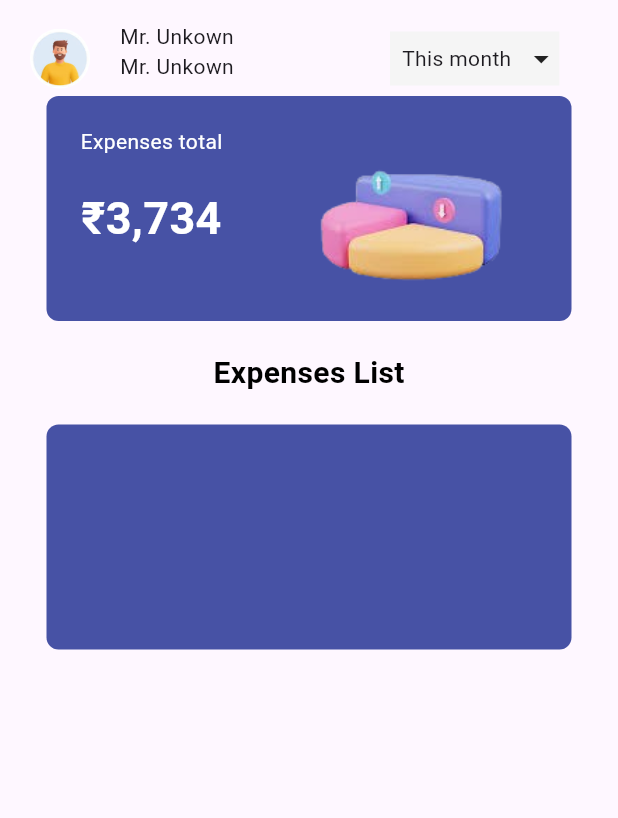
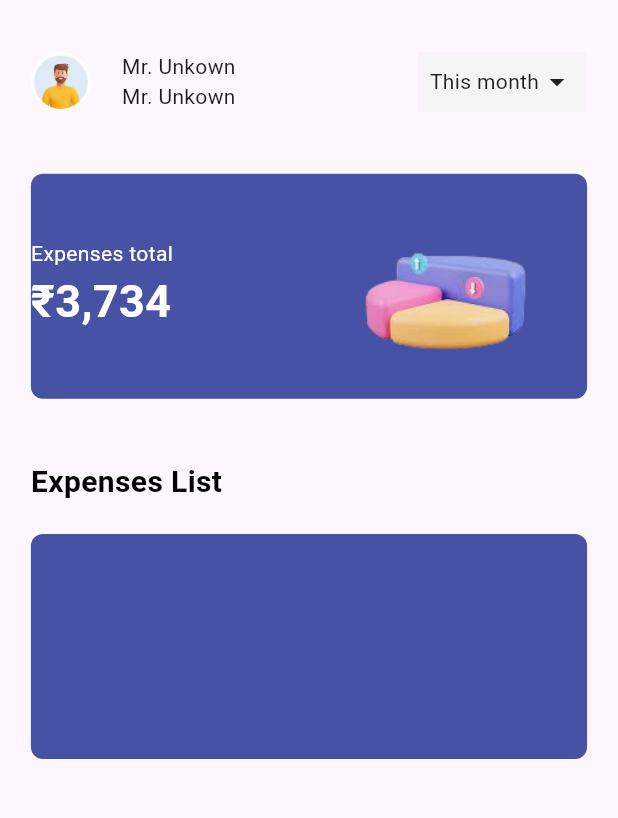
Before and after one commit to subratkumarjena/expmontety, a Flutter app: the Home screen opened directly, on a phone screen of 412 x 824 dp, the part 63-881 px from its top. Run offline on Flutter 3.47's test engine with Material 3 defaults, Android fonts, the phone set to English and light mode, and no system bars; our stand-ins replace sqflite; accounts and stored records are empty.

Commit message:
ui folder add

```diff
--- /dev/null
+++ b/lib/domain/local/database.dart
@@ -0,0 +1,83 @@
+import 'package:path/path.dart';
+import 'package:path_provider/path_provider.dart';
+import 'package:sqflite/sqflite.dart';
+
+class AppDatabase{
+
+  //// all the logic of data base
+  AppDatabase._();
+  ///accessing the appdb class object
+  static final AppDatabase db = AppDatabase._();
+
+// all logic of data base
+
+  Database? MyDb;
+
+  Future<Database>  getDb()async{
+    if(MyDb!=null){
+      return MyDb!;
+    }else{
+      MyDb= await initDb();
+      return MyDb!;
+
+    }
+  }
+
+  Future<Database> initDb() async {
+
+    var rootpath = await getApplicationDocumentsDirectory();
+    print('data baselocation :'+rootpath.path);
+
+
+    var actualpath = join(rootpath.path,"noteDB.db");
+
+    return await openDatabase(actualpath, version: 1,onCreate: (db, version){
+      // table create
+      db.execute("create table note ( note_id integer primary key autoincrement, note_title text, note_desc text )");
+
+
+    });
+
+  }
+
+
+
+
+
+  void addNote({ required String ntitle, required String ndesc}) async{
+
+    var cdb = await getDb();
+    cdb.insert( "note" , {
+
+      "note_title": ntitle ,
+      "note_desc" : ndesc
+    });
+
+  }
+
+  Future<List<Map<String,dynamic>>> fetchallnote() async{
+    var cdb = await getDb();
+    var data =   await cdb.query( "note");
+    return data;
+
+  }
+
+
+  void remove(int id) async {
+    var cdb = await getDb();
+    cdb.delete("note", where: "note_id = ?", whereArgs: [id]);
+  }
+  void updateda({ required String ntitle, required String ndesc, required id}) async{
+
+    var cdb = await getDb();
+    cdb.update("note", {
+
+      "note_title": ntitle ,
+      "note_desc" : ndesc,
+
+    },where: "note_id = ?", whereArgs: [id],);
+
+  }
+
+
+}
--- a/lib/main.dart
+++ b/lib/main.dart
@@ -1,4 +1,5 @@
-import 'package:expmontety/pages/onbording.dart';
+
+import 'package:expmontety/presentation/pages/onbordingpage/onbording.dart';
 import 'package:flutter/material.dart';
 
 void main() {
--- a/lib/pages/home.dart
+++ /dev/null
@@ -1,136 +0,0 @@
-import 'package:flutter/cupertino.dart';
-import 'package:flutter/material.dart';
-
-class Home extends StatelessWidget {
-  Color myColor = Color(0xFF4752A5);
-  @override
-  Widget build(BuildContext context) {
-    // TODO: implement build
-    return Scaffold(
-      appBar: AppBar(
-        title: Text("Monety"),
-        centerTitle: true,
-      ),
-      body: Column(
-        children: [
-          Container(
-            child: Container(
-              height: 50,
-              child: Row(
-                children: [
-                  SizedBox(
-                    width: 20,
-                  ),
-                  ClipOval(
-                    child: SizedBox.fromSize(
-                      size: Size.fromRadius(20), // Image radius
-                      child: Image.asset('assets/images/download.jpg',
-                          fit: BoxFit.cover),
-                    ),
-                  ),
-                  SizedBox(
-                    width: 20,
-                  ),
-                  Container(
-                      width: 180,
-                      child: Column(
-                        crossAxisAlignment: CrossAxisAlignment.start,
-                        children: [
-                          Text("Mr. Unkown"),
-                          Text("Mr. Unkown"),
-                        ],
-                      )),
-                  //SizedBox(width: 20,),
-
-                  Container(
-                    color: Colors.grey.shade100,
-
-                    child: Row(
-                      children: [
-                        Padding(
-                          padding: const EdgeInsets.all(8.0),
-                          child: Text("This month"),
-                        ),
-                        Icon(Icons.arrow_drop_down_outlined)
-                      ],
-                    ),
-                  )
-                ],
-              ),
-            ),
-          ),
-          Container(
-
-            child: Container(
-              height: 150,
-              width: 350,
-
-              decoration: BoxDecoration(
-                color: myColor,
-
-                borderRadius: BorderRadius.circular(8),
-
-
-              ),
-
-
-              child: Row(
-                children: [
-                  Expanded(
-                    flex: 2,
-                    child: Container(
-                      child: Column(
-                        children: [
-                          Container(
-                              margin: const EdgeInsets.only( top: 20.0),
-
-                              child: Text("Expenses total", style: TextStyle(color: Colors.white),textAlign: TextAlign.start,)),
-                          Container(
-                              margin: const EdgeInsets.only( top: 20.0),
-
-                              child: Text("₹3,734", style: TextStyle(color: Colors.white,fontSize: 30.0, fontWeight: FontWeight.bold),textAlign: TextAlign.start,)),
-                        ],
-                      ),
-                    ),
-                  ),
-                  Expanded(
-                    flex: 3,
-                    child: Container(
-                      child: Image.asset('assets/images/pic.png',fit: BoxFit.cover),
-
-                    ),
-                  ),
-                ],
-              ),
-            ),
-          ),
-          Container(
-            child: Column(
-              children: [
-
-                Container(
-
-                    margin: const EdgeInsets.only( top: 20.0),
-
-                    child: Text("Expenses List", style: TextStyle(color: Colors.black,fontSize: 20,fontWeight: FontWeight.bold),textAlign: TextAlign.start,)),
-                Container(
-                    margin: const EdgeInsets.only( top: 20.0),
-
-                    height: 150,
-                  width: 350,
-
-                  decoration: BoxDecoration(
-                    color: myColor,
-
-                    borderRadius: BorderRadius.circular(8),
-
-
-                  ), ),
-              ],
-            ),
-          ),
-        ],
-      ),
-    );
-  }
-}
--- /dev/null
+++ b/lib/presentation/pages/homepage/home.dart
@@ -0,0 +1,130 @@
+import 'package:flutter/cupertino.dart';
+import 'package:flutter/material.dart';
+
+import 'package:flutter/material.dart';
+
+class Home extends StatelessWidget {
+  @override
+  Widget build(BuildContext context) {
+    return Scaffold(
+      appBar: AppBar(
+        title: Text("Monety"),
+        centerTitle: true,
+      ),
+      body: LayoutBuilder(
+        builder: (context, constraints) {
+          double padding = constraints.maxWidth * 0.05;
+          bool isMobile = constraints.maxWidth < 600;
+
+          return SingleChildScrollView(
+            child: Column(
+              crossAxisAlignment: CrossAxisAlignment.start,
+              children: [
+                Padding(
+                  padding: EdgeInsets.all(padding),
+                  child: Row(
+                    children: [
+                      ClipOval(
+                        child: SizedBox.fromSize(
+                          size: Size.fromRadius(20),
+                          child: Image.asset(
+                            'assets/images/download.jpg',
+                            fit: BoxFit.cover,
+                          ),
+                        ),
+                      ),
+                      SizedBox(width: padding),
+                      Expanded(
+                        child: Column(
+                          crossAxisAlignment: CrossAxisAlignment.start,
+                          children: [
+                            Text("Mr. Unkown"),
+                            Text("Mr. Unkown"),
+                          ],
+                        ),
+                      ),
+                      Container(
+                        padding: EdgeInsets.all(8.0),
+                        color: Colors.grey.shade100,
+                        child: Row(
+                          children: [
+                            Text("This month"),
+                            Icon(Icons.arrow_drop_down_outlined),
+                          ],
+                        ),
+                      ),
+                    ],
+                  ),
+                ),
+                Padding(
+                  padding: EdgeInsets.all(padding),
+                  child: Container(
+                    height: 150,
+                    decoration: BoxDecoration(
+                      color: Color(0xFF4752A5),
+                      borderRadius: BorderRadius.circular(8),
+                    ),
+                    child: Row(
+                      children: [
+                        Expanded(
+                          child: Column(
+                            mainAxisAlignment: MainAxisAlignment.center,
+                            crossAxisAlignment: CrossAxisAlignment.start,
+                            children: [
+                              Text(
+                                "Expenses total",
+                                style: TextStyle(color: Colors.white),
+                              ),
+                              Text(
+                                "₹3,734",
+                                style: TextStyle(
+                                  color: Colors.white,
+                                  fontSize: 30.0,
+                                  fontWeight: FontWeight.bold,
+                                ),
+                              ),
+                            ],
+                          ),
+                        ),
+                        Expanded(
+                          child: Image.asset(
+                            'assets/images/pic.png',
+                            fit: BoxFit.cover,
+                          ),
+                        ),
+                      ],
+                    ),
+                  ),
+                ),
+                Padding(
+                  padding: EdgeInsets.all(padding),
+                  child: Column(
+                    crossAxisAlignment: CrossAxisAlignment.start,
+                    children: [
+                      Text(
+                        "Expenses List",
+                        style: TextStyle(
+                          color: Colors.black,
+                          fontSize: 20,
+                          fontWeight: FontWeight.bold,
+                        ),
+                      ),
+                      SizedBox(height: 20),
+                      Container(
+                        height: 150,
+                        decoration: BoxDecoration(
+                          color: Color(0xFF4752A5),
+                          borderRadius: BorderRadius.circular(8),
+                        ),
+                      ),
+                    ],
+                  ),
+                ),
+              ],
+            ),
+          );
+        },
+      ),
+    );
+  }
+}
--- a/lib/pages/onbording.dart
+++ b/lib/presentation/pages/onbordingpage/onbording.dart
@@ -1,6 +1,8 @@
-import 'package:expmontety/pages/home.dart';
+
 import 'package:flutter/material.dart';
 import 'package:flutter/widgets.dart';
+
+import '../homepage/home.dart';
 
 class Onbording extends StatelessWidget {
   Color myColor = Color(0xFF4752A5);
--- a/pubspec.yaml
+++ b/pubspec.yaml
@@ -35,6 +35,9 @@ dependencies:
   # The following adds the Cupertino Icons font to your application.
   # Use with the CupertinoIcons class for iOS style icons.
   cupertino_icons: ^1.0.2
+  sqflite: ^2.3.3+1
+  path_provider: ^2.1.3
+  path: ^1.9.0
 
 dev_dependencies:
   flutter_test:
```
Also changed, not shown: lib/data/model/homemodel.dart (added), pubspec.lock, 1 other file.
